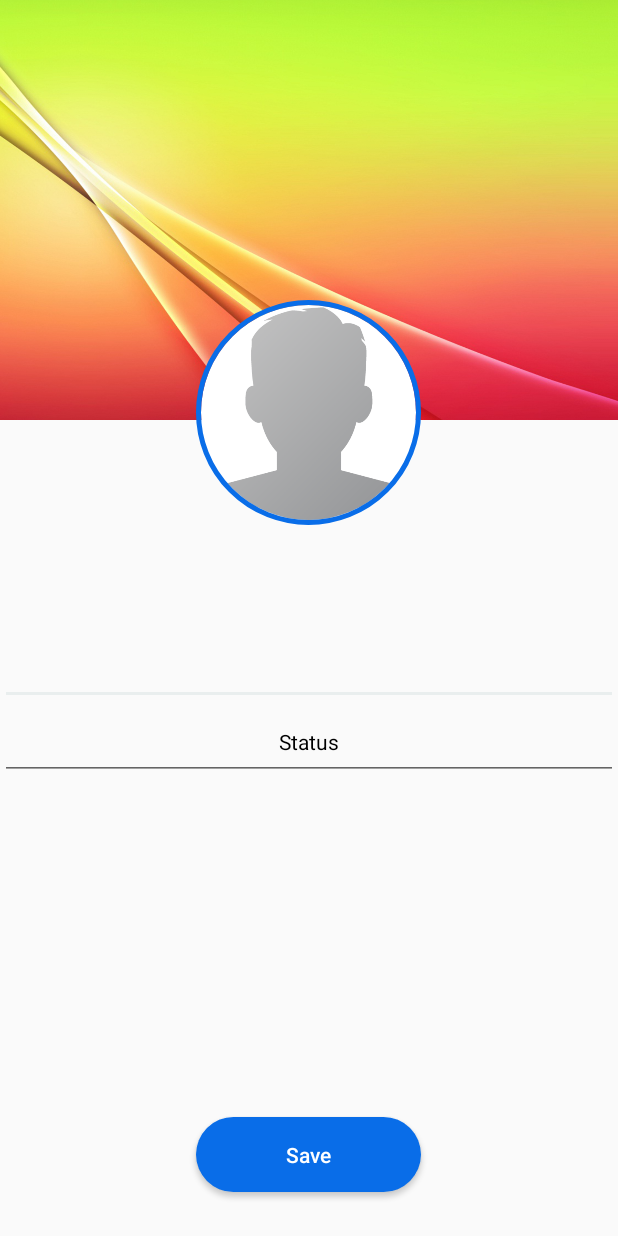
After one commit to dntdesu/SNS, an Android app: the ProfileActivity screen opened directly, with no data from a screen before it, on a phone screen of 412 x 824 dp. The commit adds this screen. Run offline under Robolectric (Android 15) with nearby library versions, the phone set to English and light mode, and no system bars; our stand-ins replace CircleImageView, Firebase (no records; nobody signed in at launch, a user with empty details on screens opened directly), Picasso; libraries missing offline, so code that uses them is left out: com.theartofdev.edmodo; 2 statements that could not run were skipped.

Commit message:
Profile activity OK

```diff
--- a/app/src/main/AndroidManifest.xml
+++ b/app/src/main/AndroidManifest.xml
@@ -13,7 +13,8 @@
         android:roundIcon="@mipmap/ic_launcher_round"
         android:supportsRtl="true"
         android:theme="@style/AppTheme.NoActionBar">
-        <activity android:name=".ClickedPostActivity"></activity>
+        <activity android:name=".ProfileActivity"></activity>
+        <activity android:name=".ClickedPostActivity" />
         <activity android:name=".PostActivity" />
         <activity android:name=".SetUpActivity" />
         <activity android:name=".VerifyPhoneActivity" />
--- /dev/null
+++ b/app/src/main/java/jp/ac/ecc/sk3a17/sns/ProfileActivity.java
@@ -0,0 +1,241 @@
+package jp.ac.ecc.sk3a17.sns;
+
+import android.app.ProgressDialog;
+import android.content.Intent;
+import android.net.Uri;
+import android.os.Bundle;
+import android.text.TextUtils;
+import android.view.View;
+import android.widget.Button;
+import android.widget.EditText;
+import android.widget.ImageView;
+import android.widget.TextView;
+import android.widget.Toast;
+
+import androidx.annotation.NonNull;
+import androidx.annotation.Nullable;
+import androidx.appcompat.app.AppCompatActivity;
+
+import com.google.android.gms.tasks.OnCompleteListener;
+import com.google.android.gms.tasks.OnSuccessListener;
+import com.google.android.gms.tasks.Task;
+import com.google.firebase.auth.FirebaseAuth;
+import com.google.firebase.database.DataSnapshot;
+import com.google.firebase.database.DatabaseError;
+import com.google.firebase.database.DatabaseReference;
+import com.google.firebase.database.FirebaseDatabase;
+import com.google.firebase.database.ValueEventListener;
+import com.google.firebase.storage.FirebaseStorage;
+import com.google.firebase.storage.StorageReference;
+import com.google.firebase.storage.UploadTask;
+import com.squareup.picasso.Picasso;
+import com.theartofdev.edmodo.cropper.CropImage;
+import com.theartofdev.edmodo.cropper.CropImageView;
+
+import de.hdodenhof.circleimageview.CircleImageView;
+
+public class ProfileActivity extends AppCompatActivity {
+
+    private ImageView cover;
+    private CircleImageView avatar;
+    private TextView userName;
+    private EditText fullName, status;
+    private Button saveButton;
+    private DatabaseReference userRef;
+    private FirebaseAuth mAuth;
+    private String currentUserID;
+    private static final int galleryPick = 1;
+    private Uri imageUri = null, avatarUri = null;
+    private int clickCode = 0;
+    private ProgressDialog loadingBar;
+    private StorageReference userProfileImageRef, userCoverRef; //to save profile image to storage
+
+    @Override
+    protected void onCreate(Bundle savedInstanceState) {
+        super.onCreate(savedInstanceState);
+        setContentView(R.layout.activity_profile);
+
+        cover = findViewById(R.id.profile_cover);
+        avatar = findViewById(R.id.profile_avatar);
+        userName = findViewById(R.id.profile_user_name);
+        fullName = findViewById(R.id.profile_full_name);
+        saveButton = findViewById(R.id.profile_save);
+        status = findViewById(R.id.profile_status);
+        loadingBar = new ProgressDialog(this);
+
+        mAuth = FirebaseAuth.getInstance();
+        currentUserID = mAuth.getCurrentUser().getUid();
+        userRef = FirebaseDatabase.getInstance().getReference().child("Users").child(currentUserID);
+
+        //create a folder to save file
+        userProfileImageRef = FirebaseStorage.getInstance().getReference().child("Profile Images");
+        userCoverRef = FirebaseStorage.getInstance().getReference().child("Cover Images");
+
+
+        //load current user info
+        userRef.addValueEventListener(new ValueEventListener() {
+            @Override
+            public void onDataChange(@NonNull DataSnapshot dataSnapshot) {
+                if (dataSnapshot.exists() && dataSnapshot.hasChild("profileImage")) {
+                    String image = dataSnapshot.child("profileImage").getValue().toString();
+                    Picasso.get().load(image).into(avatar);
+                }
+                if (dataSnapshot.exists() && dataSnapshot.hasChild("cover")) {
+                    String coverImage = dataSnapshot.child("cover").getValue().toString();
+                    Picasso.get().load(coverImage).into(cover);
+                }
+                if (dataSnapshot.exists() && dataSnapshot.hasChild("status")) {
+                    String userStatus = dataSnapshot.child("status").getValue().toString();
+                    status.setText(userStatus);
+
+                }
+                String getUserName = dataSnapshot.child("userName").getValue().toString();
+                String getFullName = dataSnapshot.child("fullName").getValue().toString();
+                userName.setText(getUserName);
+                fullName.setText(getFullName);
+            }
+
+            @Override
+            public void onCancelled(@NonNull DatabaseError databaseError) {
+
+            }
+        });
+        //update cover image
+        cover.setOnClickListener(new View.OnClickListener() {
+            @Override
+            public void onClick(View v) {
+                clickCode = 0;
+                OpenGallery();
+            }
+        });
+        //update avatar
+        avatar.setOnClickListener(new View.OnClickListener() {
+            @Override
+            public void onClick(View v) {
+                clickCode = 1;
+                OpenGallery();
+            }
+        });
+
+        //save button click
+        saveButton.setOnClickListener(new View.OnClickListener() {
+            @Override
+            public void onClick(View v) {
+                SaveInfo();
+            }
+        });
+    }
+
+    private void OpenGallery() {
+        Intent galleryIntent = new Intent();
+        galleryIntent.setAction(Intent.ACTION_GET_CONTENT);
+        galleryIntent.setType("image/*");
+        startActivityForResult(galleryIntent, galleryPick);
+    }
+
+    @Override
+    protected void onActivityResult(int requestCode, int resultCode, @Nullable Intent data) {
+        super.onActivityResult(requestCode, resultCode, data);
+
+        if (requestCode == galleryPick && resultCode == RESULT_OK && data != null && clickCode == 0) {
+            imageUri = data.getData();
+            cover.setImageURI(imageUri);
+        } else if (requestCode == galleryPick && resultCode == RESULT_OK && data != null && clickCode == 1) {
+            //start CropImage Activity
+            imageUri = data.getData();
+            CropImage.activity(imageUri)
+                    .setGuidelines(CropImageView.Guidelines.ON)
+                    .setAspectRatio(1, 1)
+                    .start(this);
+        }
+        //when crop button is clicked, this will be called
+        if (requestCode == CropImage.CROP_IMAGE_ACTIVITY_REQUEST_CODE) {
+            CropImage.ActivityResult result = CropImage.getActivityResult(data);
+            if (resultCode == RESULT_OK) {
+                avatarUri = result.getUri();
+                Picasso.get().load(avatarUri).into(avatar);
+            }
+        }
+    }
+
+    private void SaveInfo() {
+        if (TextUtils.isEmpty(fullName.getText().toString())) {
+            fullName.setError("フルネームを入力してください");
+            fullName.requestFocus();
+        } else {
+            if (avatarUri != null) {
+                //save image to storage, type of file is jpg
+                final StorageReference filePath = userProfileImageRef.child(currentUserID + ".jpg");
+                filePath.putFile(avatarUri).addOnCompleteListener(new OnCompleteListener<UploadTask.TaskSnapshot>() {
+                    @Override
+                    public void onComplete(@NonNull Task<UploadTask.TaskSnapshot> task) {
+                        if (task.isSuccessful()) {
+                            //save image link to realtime database
+                            filePath.getDownloadUrl().addOnSuccessListener(new OnSuccessListener<Uri>() {
+                                @Override
+                                public void onSuccess(Uri uri) {
+                                    final String downloadUrl = uri.toString();
+                                    userRef.child("profileImage").setValue(downloadUrl)
+                                            .addOnCompleteListener(new OnCompleteListener<Void>() {
+                                                @Override
+                                                public void onComplete(@NonNull Task<Void> task) {
+                                                    if (task.isSuccessful()) {
+
+                                                    } else {
+                                                        String message = task.getException().getMessage();
+                                                        Toast.makeText(ProfileActivity.this, "Error Occurred..." + message, Toast.LENGTH_SHORT).show();
+                                                        loadingBar.dismiss();
+                                                    }
+                                                }
+                                            });
+                                }
+                            });
+                        }
+                    }
+                });
+            }
+            if (imageUri != null) {
+                //save image to storage, type of file is jpg
+                final StorageReference filePath = userCoverRef.child(currentUserID + ".jpg");
+                filePath.putFile(imageUri).addOnCompleteListener(new OnCompleteListener<UploadTask.TaskSnapshot>() {
+                    @Override
+                    public void onComplete(@NonNull Task<UploadTask.TaskSnapshot> task) {
+                        if (task.isSuccessful()) {
+                            //save image link to realtime database
+                            filePath.getDownloadUrl().addOnSuccessListener(new OnSuccessListener<Uri>() {
+                                @Override
+                                public void onSuccess(Uri uri) {
+                                    final String downloadUrl = uri.toString();
+                                    userRef.child("cover").setValue(downloadUrl)
+                                            .addOnCompleteListener(new OnCompleteListener<Void>() {
+                                                @Override
+                                                public void onComplete(@NonNull Task<Void> task) {
+                                                    if (task.isSuccessful()) {
+
+                                                    } else {
+                                                        String message = task.getException().getMessage();
+                                                        Toast.makeText(ProfileActivity.this, "Error Occurred..." + message, Toast.LENGTH_SHORT).show();
+                                                        loadingBar.dismiss();
+                                                    }
+                                                }
+                                            });
+                                }
+                            });
+                        }
+                    }
+                });
+            }
+            userRef.child("status").setValue(status.getText().toString());
+            userRef.child("fullName").setValue(fullName.getText().toString());
+            SendToMain();
+        }
+
+    }
+
+    private void SendToMain() {
+        Intent mainIntent = new Intent(ProfileActivity.this, MainActivity.class);
+        mainIntent.addFlags(Intent.FLAG_ACTIVITY_NEW_TASK | Intent.FLAG_ACTIVITY_CLEAR_TASK);
+        startActivity(mainIntent);
+        finish();
+    }
+}
--- /dev/null
+++ b/app/src/main/res/layout/activity_profile.xml
@@ -0,0 +1,76 @@
+<?xml version="1.0" encoding="utf-8"?>
+<RelativeLayout xmlns:android="http://schemas.android.com/apk/res/android"
+    xmlns:app="http://schemas.android.com/apk/res-auto"
+    xmlns:tools="http://schemas.android.com/tools"
+    android:layout_width="match_parent"
+    android:layout_height="match_parent"
+    tools:context=".ProfileActivity">
+
+    <ImageView
+        android:layout_width="match_parent"
+        android:layout_height="280dp"
+        android:id="@+id/profile_cover"
+        android:scaleType="fitXY"
+        android:src="@drawable/header" />
+
+    <de.hdodenhof.circleimageview.CircleImageView
+        android:layout_width="150dp"
+        android:layout_height="150dp"
+        android:id="@+id/profile_avatar"
+        android:src="@drawable/profile"
+        android:layout_marginTop="200dp"
+        android:layout_centerHorizontal="true"
+        app:civ_border_width="3dp"
+        app:civ_border_color="@color/colorPrimaryDark" />
+
+    <TextView
+        android:layout_width="match_parent"
+        android:layout_height="50dp"
+        android:layout_below="@id/profile_avatar"
+        android:id="@+id/profile_user_name"
+        android:layout_marginTop="20dp"
+        android:text="User name"
+        android:textAlignment="center"
+        android:textColor="@color/colorPrimaryDark"
+        android:textStyle="bold"
+        android:textSize="16sp" />
+
+    <EditText
+        android:layout_width="match_parent"
+        android:layout_height="50dp"
+        android:id="@+id/profile_full_name"
+        android:layout_below="@+id/profile_user_name"
+        android:padding="10dp"
+        android:text="Full name"
+        android:textAlignment="center"
+        android:textColor="@color/colorPrimary"
+        android:textStyle="bold"
+        android:textSize="16sp"
+        android:maxLength="25" />
+
+    <EditText
+        android:id="@+id/profile_status"
+        android:layout_width="match_parent"
+        android:layout_height="50dp"
+        android:ems="10"
+        android:layout_below="@+id/profile_full_name"
+        android:inputType="textMultiLine"
+        android:text="Status"
+        android:textAlignment="center"
+        android:textColor="@color/design_default_color_on_secondary"
+        android:textSize="14sp" />
+
+    <Button
+        android:id="@+id/profile_save"
+        android:layout_width="150dp"
+        android:layout_height="50dp"
+        android:layout_alignParentBottom="true"
+        android:layout_marginBottom="29dp"
+        android:background="@drawable/button"
+        android:layout_centerHorizontal="true"
+        android:text="Save"
+        android:textAllCaps="false"
+        android:textColor="@color/cardview_light_background" />
+
+
+</RelativeLayout>
```
Also changed, not shown: app/src/main/java/jp/ac/ecc/sk3a17/sns/MainActivity.java (+12 -2 lines), app/src/main/java/jp/ac/ecc/sk3a17/sns/SetUpActivity.java (+4 -5 lines).
